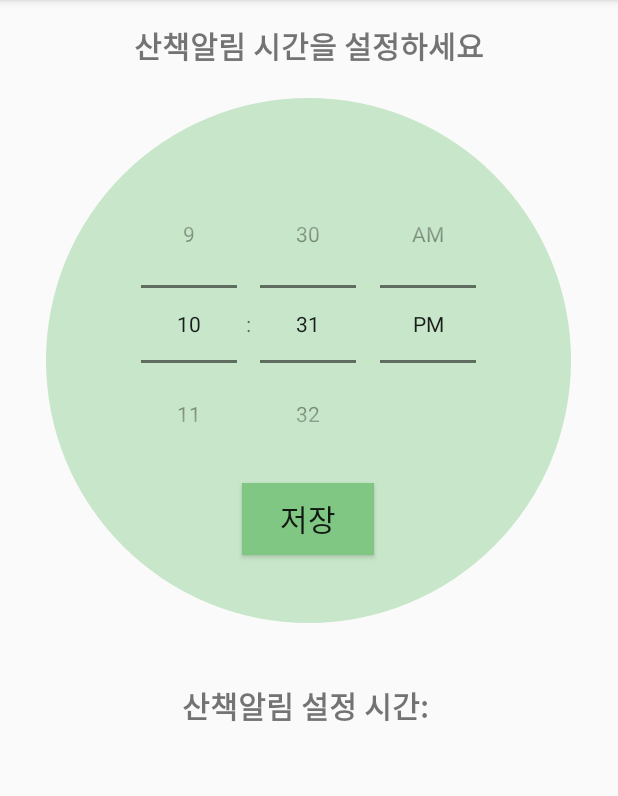
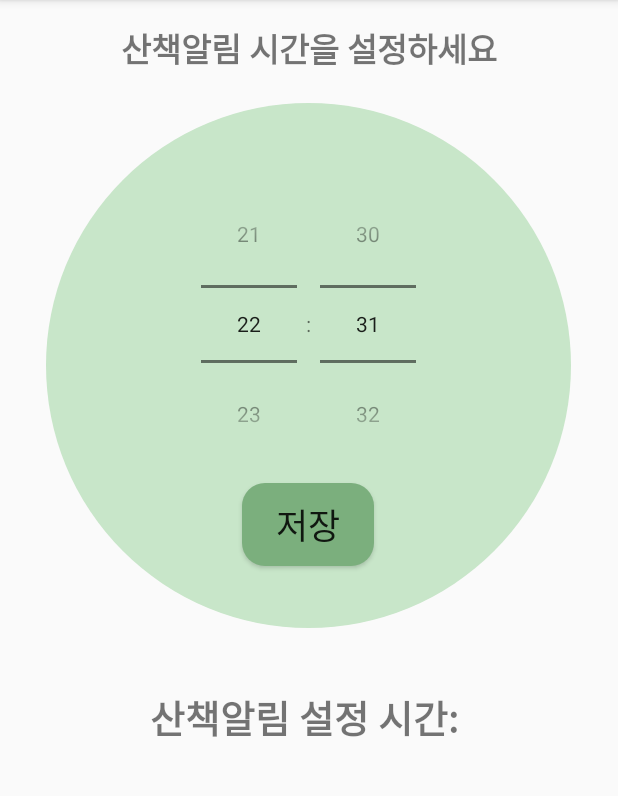
Before and after one commit to yechubot/Arduino_team, an Android app: the screen it shows after launch (StrollActivity), after a tap on "산책알림 설정", on a phone screen of 412 x 824 dp, the part 84-880 px from its top. Run offline under Robolectric (Android 15) with nearby library versions, the phone set to English and light mode, and no system bars.

Commit message:
db added

```diff
--- a/app/build.gradle
+++ b/app/build.gradle
@@ -29,5 +29,6 @@ dependencies {
     testImplementation 'junit:junit:4.12'
     androidTestImplementation 'androidx.test.ext:junit:1.1.2'
     androidTestImplementation 'androidx.test.espresso:espresso-core:3.3.0'
+    implementation "com.android.support:support-compat:28.0.0"
 
 }
--- a/app/src/main/java/com/example/cs50/arduino/MainActivity.java
+++ b/app/src/main/java/com/example/cs50/arduino/MainActivity.java
@@ -3,23 +3,31 @@ package com.example.cs50.arduino;
 import android.content.Intent;
 import android.os.Bundle;
 import android.view.View;
-import android.widget.ImageView;
 import android.widget.LinearLayout;
 import android.widget.TextView;
 
 import androidx.appcompat.app.AppCompatActivity;
 
+import java.text.SimpleDateFormat;
+import java.util.Calendar;
+
 public class MainActivity extends AppCompatActivity {
     //ui
     LinearLayout weather, stroll, window;
+    String date_time;
     TextView today_date_time;
     TextView today_weather;
     TextView today_suggest;
+
 
     @Override
     protected void onCreate(Bundle savedInstanceState) {
         super.onCreate(savedInstanceState);
         setContentView(R.layout.activity_main);
+
+        Calendar calendar = Calendar.getInstance();
+        SimpleDateFormat format = new SimpleDateFormat("yyyy년 MM월 dd일");
+        date_time = format.format(calendar.getTime());
         //원 3개
         weather = findViewById(R.id.weather);
         stroll = findViewById(R.id.stroll);
@@ -29,6 +37,8 @@ public class MainActivity extends AppCompatActivity {
         today_date_time = findViewById(R.id.today_date_time);
         today_weather = findViewById(R.id.today_weather);
         today_suggest = findViewById(R.id.today_suggest);
+        //현재 날짜
+        today_date_time.setText(date_time);
 
         weather.setOnClickListener(new View.OnClickListener() {
             @Override
--- /dev/null
+++ b/app/src/main/java/com/example/cs50/arduino/MyHelper.java
@@ -0,0 +1,32 @@
+package com.example.cs50.arduino;
+
+import android.content.Context;
+import android.database.sqlite.SQLiteDatabase;
+import android.database.sqlite.SQLiteOpenHelper;
+
+import androidx.annotation.Nullable;
+
+import static  com.example.cs50.arduino.StrollDB.SQL_CREATE_ENTRIES;
+import static  com.example.cs50.arduino.StrollDB.SQL_DELETE_ENTRIES;
+
+public class MyHelper extends SQLiteOpenHelper {
+
+    public static  final int DB_VERSION = 1;
+    public static final String DB_NAME = "Stroll.db";
+
+    public MyHelper(@Nullable Context context) {
+        super(context,DB_NAME,null, DB_VERSION);
+
+    }
+
+    @Override
+    public void onCreate(SQLiteDatabase db) {
+        db.execSQL(SQL_CREATE_ENTRIES);
+    }
+
+    @Override
+    public void onUpgrade(SQLiteDatabase db, int oldVersion, int newVersion) {
+        db.execSQL(SQL_DELETE_ENTRIES);
+        onCreate(db);
+    }
+}
--- a/app/src/main/java/com/example/cs50/arduino/StrollActivity.java
+++ b/app/src/main/java/com/example/cs50/arduino/StrollActivity.java
@@ -1,15 +1,115 @@
 package com.example.cs50.arduino;
 
+import android.app.PendingIntent;
+import android.content.ContentValues;
+import android.content.Intent;
+import android.database.Cursor;
+import android.database.sqlite.SQLiteDatabase;
 import android.os.Bundle;
+import android.view.View;
+import android.widget.Button;
+import android.widget.TextView;
+import android.widget.TimePicker;
+import android.widget.Toast;
 
 import androidx.annotation.Nullable;
 import androidx.appcompat.app.AppCompatActivity;
+import androidx.core.app.NotificationCompat;
 
 public class StrollActivity extends AppCompatActivity {
+    String chID = "stroll";
+    //ui
+    Button btn_save;
+    TimePicker timePicker;
+    int hour, min;
+    TextView stroll_time;
+    String am_pm;
+
+    NotificationCompat.Builder builder;
+
+    //db
+    MyHelper helper;
+    SQLiteDatabase db;
+    Cursor cursor;
+    int count;
+    String set_time;
+
+
     @Override
     protected void onCreate(@Nullable Bundle savedInstanceState) {
         super.onCreate(savedInstanceState);
         setContentView(R.layout.stroll_notify);
+        //db
+        helper = new MyHelper(getApplicationContext());
+        db = helper.getWritableDatabase();
+/*
+        //notification set up
+        NotificationManager notificationManager = (NotificationManager) getSystemService(NOTIFICATION_SERVICE);
+        AlarmManager alarmManager = (AlarmManager) getSystemService(Context.ALARM_SERVICE);
+        GregorianCalendar mCalendar = new GregorianCalendar();
+*/
+
+        btn_save = findViewById(R.id.btn_save);
+        stroll_time = findViewById(R.id.stroll_time);
+
+        //db에 알림 시간 설정한거 있으면 읽어오기
+        db = helper.getReadableDatabase();
+        String[] projection = {StrollDB.StrollEntry.COL_NAME_NOTIFICATION_TIME};
+        cursor = db.query(
+                StrollDB.StrollEntry.TBL_NAME,
+                projection,
+                null,
+                null,
+                null,
+                null,
+                null);
+
+        while (cursor.moveToNext()) {
+            count = cursor.getCount();
+            set_time = cursor.getString(0);
+            if (count == 0) stroll_time.setText("산책알림 설정 시간 : 설정 안됨");
+            else stroll_time.setText("산책알림 설정 시간 : "+set_time);
+        }
+        //시간 가져오기
+        timePicker = findViewById(R.id.time_picker);
+        timePicker.setIs24HourView(true); //24시간제
+
+        btn_save.setOnClickListener(new View.OnClickListener() {
+            @Override
+            public void onClick(View v) {
+                hour = timePicker.getCurrentHour();
+                min = timePicker.getCurrentMinute();
+                String time24 = hour + " 시 " + min +" 분";
+
+                //db에 시간 넣음
+                ContentValues values = new ContentValues();
+                values.put(StrollDB.StrollEntry.COL_NAME_NOTIFICATION_TIME, time24);
+                db.insert(StrollDB.StrollEntry.TBL_NAME, null, values);
+                setAlarm(hour, min);
+
+                Toast.makeText(getApplicationContext(), "산책 알림이 " + time24 + " 에 설정되었습니다. ", Toast.LENGTH_SHORT).show();
+                stroll_time.setText("산책알림 설정 시간 : " + time24);
+
+
+            }
+        });
+
+        NotificationCompat.Builder builder = new NotificationCompat.Builder(this, chID)
+                .setSmallIcon(R.drawable.stroll_circle)
+                .setContentTitle("산책 알리미")
+                .setContentText("산책할 시간이예요")
+                .setPriority(NotificationCompat.PRIORITY_DEFAULT);
+    }
+
+    private void setAlarm(int hour, int min) {
+        Intent rIntent = new Intent(StrollActivity.this, AlarmReceiver.class);
+        PendingIntent pendingIntent = PendingIntent.getBroadcast(StrollActivity.this, 0, rIntent, 0);
 
     }
+
+    @Override
+    protected void onDestroy() {
+        super.onDestroy();
+        helper.close();
+    }
 }
--- /dev/null
+++ b/app/src/main/res/drawable/button_bg.xml
@@ -0,0 +1,8 @@
+<?xml version="1.0" encoding="utf-8"?>
+<shape xmlns:android="http://schemas.android.com/apk/res/android"
+    android:shape="rectangle">
+
+    <solid android:color="#FAC57A" />
+    <corners
+        android:radius="15dp"/>
+</shape>
--- a/app/src/main/res/layout/activity_main.xml
+++ b/app/src/main/res/layout/activity_main.xml
@@ -44,13 +44,13 @@
     </LinearLayout>
 
     <LinearLayout
-        android:id="@+id/stroll"
         android:layout_width="match_parent"
         android:layout_height="wrap_content"
         android:gravity="center"
         android:orientation="horizontal">
 
         <LinearLayout
+            android:id="@+id/stroll"
             android:layout_width="180dp"
             android:layout_height="180dp"
             android:layout_marginRight="40dp"
--- a/app/src/main/res/layout/stroll_notify.xml
+++ b/app/src/main/res/layout/stroll_notify.xml
@@ -10,7 +10,7 @@
         android:layout_gravity="center"
         android:layout_marginTop="15dp"
         android:text="산책알림 시간을 설정하세요"
-        android:textSize="20sp"
+        android:textSize="22sp"
         android:textStyle="bold" />
 
     <LinearLayout
@@ -32,9 +32,11 @@
             android:id="@+id/btn_save"
             android:layout_width="wrap_content"
             android:layout_height="wrap_content"
-            android:background="#81c784"
+            android:background="@drawable/button_bg"
+            android:backgroundTint="#7BAF7D"
+            android:padding="10dp"
             android:text="저장"
-            android:textSize="20sp" />
+            android:textSize="23sp" />
     </LinearLayout>
 
     <TextView
@@ -45,7 +47,7 @@
         android:layout_marginTop="30dp"
         android:padding="10dp"
         android:text="산책알림 설정 시간: "
-        android:textSize="20sp"
+        android:textSize="25sp"
         android:textStyle="bold" />
 
 </LinearLayout>
--- a/app/src/main/res/layout/window_adjust.xml
+++ b/app/src/main/res/layout/window_adjust.xml
@@ -23,11 +23,13 @@
     </LinearLayout>
 
     <Button
-        android:layout_width="match_parent"
+        android:id="@+id/btn_on_off"
+        android:layout_width="wrap_content"
         android:layout_height="wrap_content"
         android:layout_gravity="center"
         android:layout_marginTop="30dp"
-        android:padding="15dp"
+        android:background="@drawable/button_bg"
+        android:padding="20dp"
         android:text="자동환기 끄기/켜기 "
         android:textSize="20sp"
         android:textStyle="bold" />
```
Also changed, not shown: app/src/main/AndroidManifest.xml (+11 -3 lines), app/src/main/java/com/example/cs50/arduino/AlarmReceiver.java (added, +12 -0 lines), app/src/main/java/com/example/cs50/arduino/StrollDB.java (added, +22 -0 lines), app/src/main/java/com/example/cs50/arduino/WindowActivity.java (+36 -1 lines).
